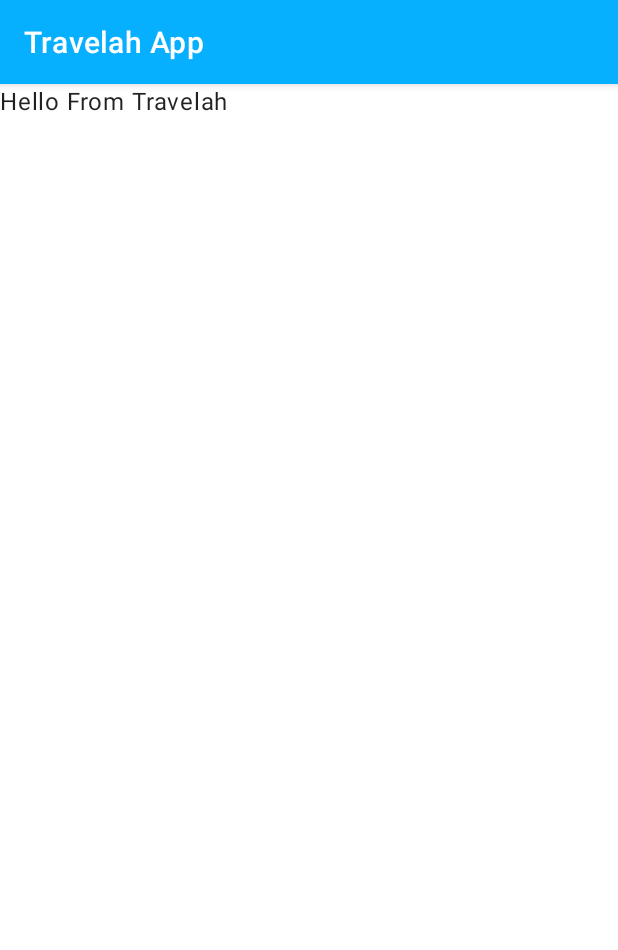
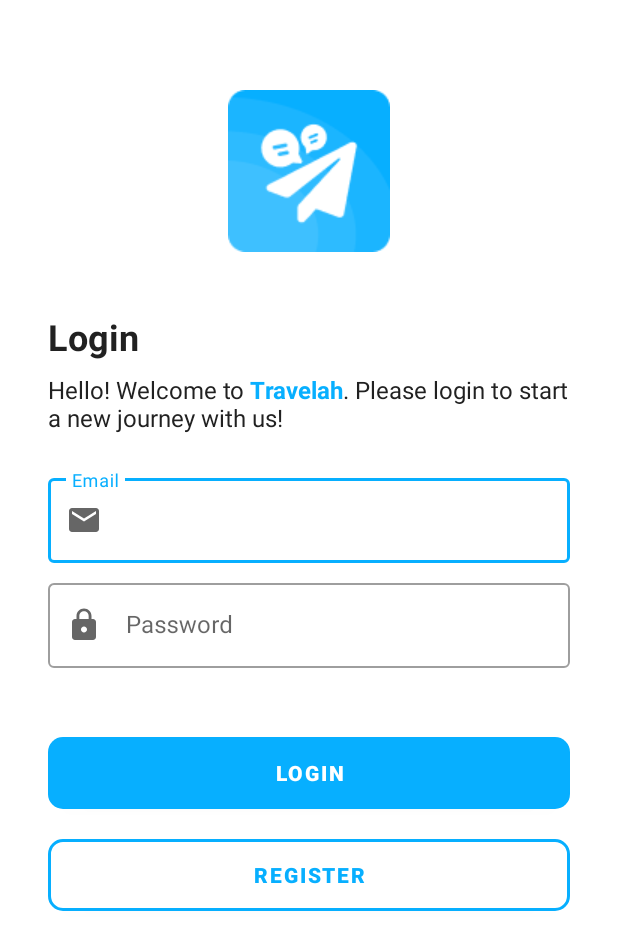
Before and after one commit to travelah/travelah-app, an Android app built with Jetpack Compose: the screen it shows after launch (MainActivity before the commit, LoginActivity after it), on a phone screen of 412 x 824 dp. Shown: the top 950 px of the screen. Run offline under Robolectric (Android 15) with nearby library versions, the phone set to English and light mode, and no system bars.

Commit message:
feat: add login layout

```diff
--- a/app/src/main/AndroidManifest.xml
+++ b/app/src/main/AndroidManifest.xml
@@ -13,7 +13,7 @@
         android:theme="@style/Theme.TravelahApp"
         tools:targetApi="31">
         <activity
-            android:name=".MainActivity"
+            android:name=".view.login.LoginActivity"
             android:exported="true">
             <intent-filter>
                 <action android:name="android.intent.action.MAIN" />
@@ -25,6 +25,15 @@
                 android:name="android.app.lib_name"
                 android:value="" />
         </activity>
+        <activity
+            android:name=".view.main.MainActivity"
+            android:exported="true">
+
+
+            <meta-data
+                android:name="android.app.lib_name"
+                android:value="" />
+        </activity>
     </application>
 
 </manifest>
--- /dev/null
+++ b/app/src/main/java/com/travelah/travelahapp/view/login/LoginActivity.kt
@@ -0,0 +1,13 @@
+package com.travelah.travelahapp.view.login
+
+import androidx.appcompat.app.AppCompatActivity
+import android.os.Bundle
+import com.travelah.travelahapp.R
+
+class LoginActivity : AppCompatActivity() {
+    override fun onCreate(savedInstanceState: Bundle?) {
+        super.onCreate(savedInstanceState)
+        supportActionBar?.hide()
+        setContentView(R.layout.activity_login)
+    }
+}
--- a/app/src/main/java/com/travelah/travelahapp/MainActivity.kt
+++ b/app/src/main/java/com/travelah/travelahapp/view/main/MainActivity.kt
@@ -1,4 +1,4 @@
-package com.travelah.travelahapp
+package com.travelah.travelahapp.view.main
 
 import androidx.appcompat.app.AppCompatActivity
 import android.os.Bundle
@@ -6,6 +6,7 @@ import androidx.activity.compose.setContent
 import androidx.compose.material.MaterialTheme
 import androidx.compose.material.Text
 import androidx.compose.runtime.Composable
+import com.travelah.travelahapp.R
 
 class MainActivity : AppCompatActivity() {
     override fun onCreate(savedInstanceState: Bundle?) {
--- /dev/null
+++ b/app/src/main/res/drawable-v24/ic_baseline_add_24_white.xml
@@ -0,0 +1,5 @@
+<vector android:height="24dp" android:tint="#FFFFFF"
+    android:viewportHeight="24" android:viewportWidth="24"
+    android:width="24dp" xmlns:android="http://schemas.android.com/apk/res/android">
+    <path android:fillColor="@android:color/white" android:pathData="M19,13h-6v6h-2v-6H5v-2h6V5h2v6h6v2z"/>
+</vector>
--- /dev/null
+++ b/app/src/main/res/drawable-v24/ic_baseline_email_24.xml
@@ -0,0 +1,10 @@
+<vector xmlns:android="http://schemas.android.com/apk/res/android"
+    android:width="24dp"
+    android:height="24dp"
+    android:viewportWidth="24"
+    android:viewportHeight="24"
+    android:tint="?attr/colorControlNormal">
+  <path
+      android:fillColor="@android:color/white"
+      android:pathData="M20,4L4,4c-1.1,0 -1.99,0.9 -1.99,2L2,18c0,1.1 0.9,2 2,2h16c1.1,0 2,-0.9 2,-2L22,6c0,-1.1 -0.9,-2 -2,-2zM20,8l-8,5 -8,-5L4,6l8,5 8,-5v2z"/>
+</vector>
--- /dev/null
+++ b/app/src/main/res/drawable-v24/ic_baseline_lock_24.xml
@@ -0,0 +1,10 @@
+<vector xmlns:android="http://schemas.android.com/apk/res/android"
+    android:width="24dp"
+    android:height="24dp"
+    android:viewportWidth="24"
+    android:viewportHeight="24"
+    android:tint="?attr/colorControlNormal">
+  <path
+      android:fillColor="@android:color/white"
+      android:pathData="M18,8h-1L17,6c0,-2.76 -2.24,-5 -5,-5S7,3.24 7,6v2L6,8c-1.1,0 -2,0.9 -2,2v10c0,1.1 0.9,2 2,2h12c1.1,0 2,-0.9 2,-2L20,10c0,-1.1 -0.9,-2 -2,-2zM12,17c-1.1,0 -2,-0.9 -2,-2s0.9,-2 2,-2 2,0.9 2,2 -0.9,2 -2,2zM15.1,8L8.9,8L8.9,6c0,-1.71 1.39,-3.1 3.1,-3.1 1.71,0 3.1,1.39 3.1,3.1v2z"/>
+</vector>
--- /dev/null
+++ b/app/src/main/res/drawable-v24/ic_baseline_logout_24_white.xml
@@ -0,0 +1,5 @@
+<vector android:autoMirrored="true" android:height="24dp"
+    android:tint="#FFFFFF" android:viewportHeight="24"
+    android:viewportWidth="24" android:width="24dp" xmlns:android="http://schemas.android.com/apk/res/android">
+    <path android:fillColor="@android:color/white" android:pathData="M17,7l-1.41,1.41L18.17,11H8v2h10.17l-2.58,2.58L17,17l5,-5zM4,5h8V3H4c-1.1,0 -2,0.9 -2,2v14c0,1.1 0.9,2 2,2h8v-2H4V5z"/>
+</vector>
--- /dev/null
+++ b/app/src/main/res/drawable-v24/ic_baseline_person_24.xml
@@ -0,0 +1,5 @@
+<vector android:height="24dp" android:tint="#000000"
+    android:viewportHeight="24" android:viewportWidth="24"
+    android:width="24dp" xmlns:android="http://schemas.android.com/apk/res/android">
+    <path android:fillColor="@android:color/white" android:pathData="M12,12c2.21,0 4,-1.79 4,-4s-1.79,-4 -4,-4 -4,1.79 -4,4 1.79,4 4,4zM12,14c-2.67,0 -8,1.34 -8,4v2h16v-2c0,-2.66 -5.33,-4 -8,-4z"/>
+</vector>
--- /dev/null
+++ b/app/src/main/res/layout/activity_login.xml
@@ -0,0 +1,151 @@
+<?xml version="1.0" encoding="utf-8"?>
+<ScrollView xmlns:android="http://schemas.android.com/apk/res/android"
+    xmlns:app="http://schemas.android.com/apk/res-auto"
+    xmlns:tools="http://schemas.android.com/tools"
+    android:layout_width="match_parent"
+    android:layout_height="match_parent"
+    android:fillViewport="true"
+    tools:context=".view.login.LoginActivity">
+
+    <androidx.constraintlayout.widget.ConstraintLayout
+        android:layout_width="match_parent"
+        android:layout_height="wrap_content">
+
+        <ImageView
+            android:id="@+id/travelahIcon"
+            android:layout_width="wrap_content"
+            android:layout_height="wrap_content"
+            android:layout_marginTop="60dp"
+            android:src="@drawable/ic_app"
+            android:contentDescription="@string/travelah_icon"
+            app:layout_constraintEnd_toEndOf="parent"
+            app:layout_constraintStart_toStartOf="parent"
+            app:layout_constraintTop_toTopOf="parent" />
+
+        <TextView
+            android:id="@+id/titleTextView"
+            android:layout_width="0dp"
+            android:layout_height="wrap_content"
+            android:layout_marginStart="32dp"
+            android:layout_marginTop="40dp"
+            android:text="@string/login"
+            android:textAlignment="center"
+            android:textColor="@color/black"
+            android:textSize="24sp"
+            android:textStyle="bold"
+            app:layout_constraintStart_toStartOf="parent"
+            app:layout_constraintTop_toBottomOf="@+id/travelahIcon" />
+
+        <ProgressBar
+            android:id="@+id/progressBar"
+            style="?android:attr/progressBarStyle"
+            android:layout_width="wrap_content"
+            android:layout_height="wrap_content"
+            android:visibility="gone"
+            app:layout_constraintBottom_toBottomOf="parent"
+            app:layout_constraintEnd_toEndOf="parent"
+            app:layout_constraintStart_toStartOf="parent"
+            app:layout_constraintTop_toTopOf="parent"
+            tools:visibility="gone" />
+
+        <com.google.android.material.button.MaterialButton
+            android:id="@+id/loginButton"
+            android:layout_width="match_parent"
+            android:layout_height="60dp"
+            android:layout_marginStart="32dp"
+            android:layout_marginTop="40dp"
+            android:layout_marginEnd="32dp"
+            android:text="@string/login"
+            android:textStyle="bold"
+            app:cornerRadius="10dp"
+            app:layout_constraintEnd_toEndOf="parent"
+            app:layout_constraintStart_toStartOf="parent"
+            app:layout_constraintTop_toBottomOf="@+id/passwordEditTextLayout" />
+
+
+        <com.google.android.material.button.MaterialButton
+            android:id="@+id/registerButton"
+            android:layout_width="match_parent"
+            android:layout_height="60dp"
+            android:layout_marginStart="32dp"
+            android:layout_marginTop="8dp"
+            android:layout_marginEnd="32dp"
+            android:layout_marginBottom="60dp"
+            android:backgroundTint="@color/white"
+            android:text="@string/register"
+            android:textColor="@color/travelah_blue"
+            android:textStyle="bold"
+            app:cornerRadius="10dp"
+            app:layout_constraintEnd_toEndOf="parent"
+            app:layout_constraintStart_toStartOf="parent"
+            app:layout_constraintTop_toBottomOf="@+id/loginButton"
+            app:strokeColor="@color/travelah_blue"
+            app:strokeWidth="2dp" />
+
+        <TextView
+            android:id="@+id/helloWelcome"
+            android:textColor="@color/black"
+            android:layout_width="match_parent"
+            android:layout_height="wrap_content"
+            android:layout_marginStart="32dp"
+            android:layout_marginTop="8dp"
+            android:layout_marginEnd="32dp"
+            android:gravity="top"
+            android:text="@string/hello_welcome"
+            android:textSize="16sp"
+            app:layout_constraintEnd_toEndOf="parent"
+            app:layout_constraintStart_toStartOf="parent"
+            app:layout_constraintTop_toBottomOf="@+id/titleTextView" />
+
+        <com.google.android.material.textfield.TextInputLayout
+            android:id="@+id/emailEditTextLayout"
+            style="@style/Widget.MaterialComponents.TextInputLayout.OutlinedBox"
+            android:layout_width="0dp"
+            android:layout_height="wrap_content"
+            android:layout_marginStart="32dp"
+            android:layout_marginTop="24dp"
+            android:layout_marginEnd="32dp"
+            app:layout_constraintEnd_toEndOf="parent"
+            app:layout_constraintHorizontal_bias="1.0"
+            app:layout_constraintStart_toStartOf="parent"
+            app:layout_constraintTop_toBottomOf="@+id/helloWelcome"
+            app:startIconDrawable="@drawable/ic_baseline_email_24">
+
+            <EditText
+                android:id="@+id/ed_login_email"
+                android:layout_width="match_parent"
+                android:layout_height="match_parent"
+                android:ems="10"
+                android:hint="@string/email_hint"
+                android:importantForAutofill="no"
+                android:inputType="textEmailAddress"
+                tools:ignore="SpeakableTextPresentCheck" />
+        </com.google.android.material.textfield.TextInputLayout>
+
+        <com.google.android.material.textfield.TextInputLayout
+            android:id="@+id/passwordEditTextLayout"
+            style="@style/Widget.MaterialComponents.TextInputLayout.OutlinedBox"
+            android:layout_width="0dp"
+            android:layout_height="wrap_content"
+            android:layout_marginStart="32dp"
+            android:layout_marginTop="8dp"
+            android:layout_marginEnd="32dp"
+            app:layout_constraintEnd_toEndOf="parent"
+            app:layout_constraintHorizontal_bias="1.0"
+            app:layout_constraintStart_toStartOf="parent"
+            app:layout_constraintTop_toBottomOf="@+id/emailEditTextLayout"
+            app:startIconDrawable="@drawable/ic_baseline_lock_24">
+
+            <EditText
+                android:id="@+id/ed_login_password"
+                android:layout_width="match_parent"
+                android:layout_height="match_parent"
+                android:ems="10"
+                android:hint="@string/password_hint"
+                android:importantForAutofill="no"
+                android:inputType="textPassword"
+                tools:ignore="SpeakableTextPresentCheck" />
+        </com.google.android.material.textfield.TextInputLayout>
+
+    </androidx.constraintlayout.widget.ConstraintLayout>
+</ScrollView>
--- a/app/src/main/res/values/strings.xml
+++ b/app/src/main/res/values/strings.xml
@@ -1,3 +1,12 @@
 <resources>
     <string name="app_name">Travelah App</string>
+    <string name="travelah">Travelah</string>
+    <string name="email_hint">Email</string>
+    <string name="password_hint">Password</string>
+    <string name="password">Password</string>
+    <string name="email">Email</string>
+    <string name="register">Register</string>
+    <string name="login">Login</string>
+    <string name="hello_welcome">Hello! Welcome to <font color='#07AFFF'><b>Travelah</b></font>. Please login to start a new journey with us!</string>
+    <string name="travelah_icon">Travelah Icon</string>
 </resources>
```
Also changed, not shown: app/src/main/res/drawable-v24/ic_app.png (added).
